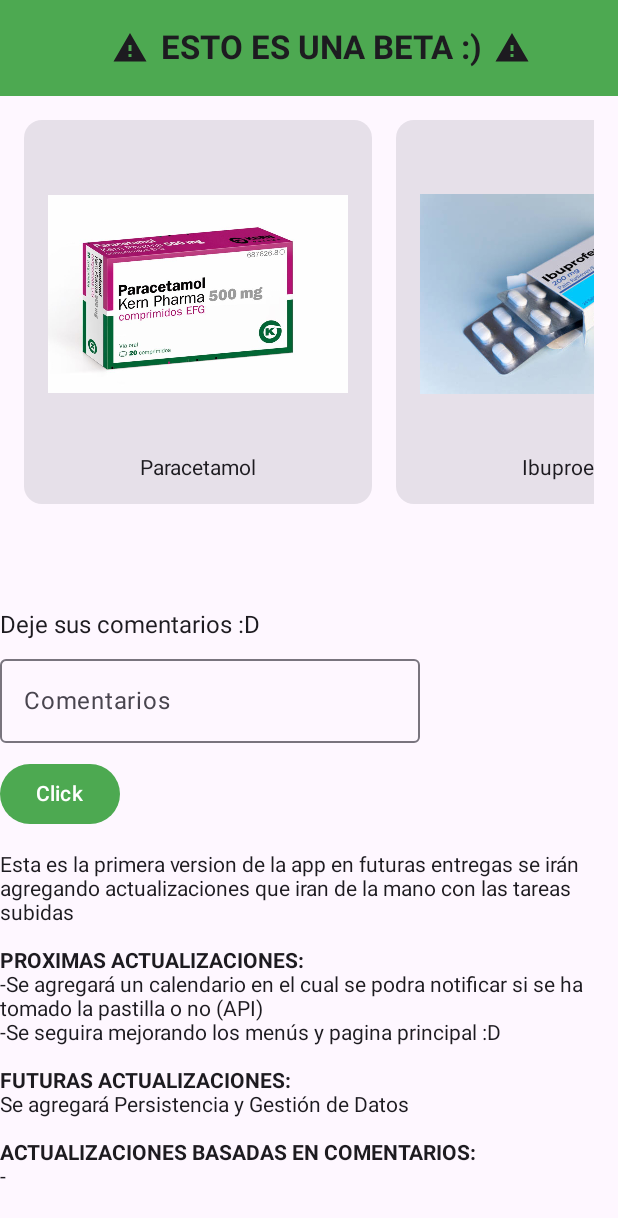
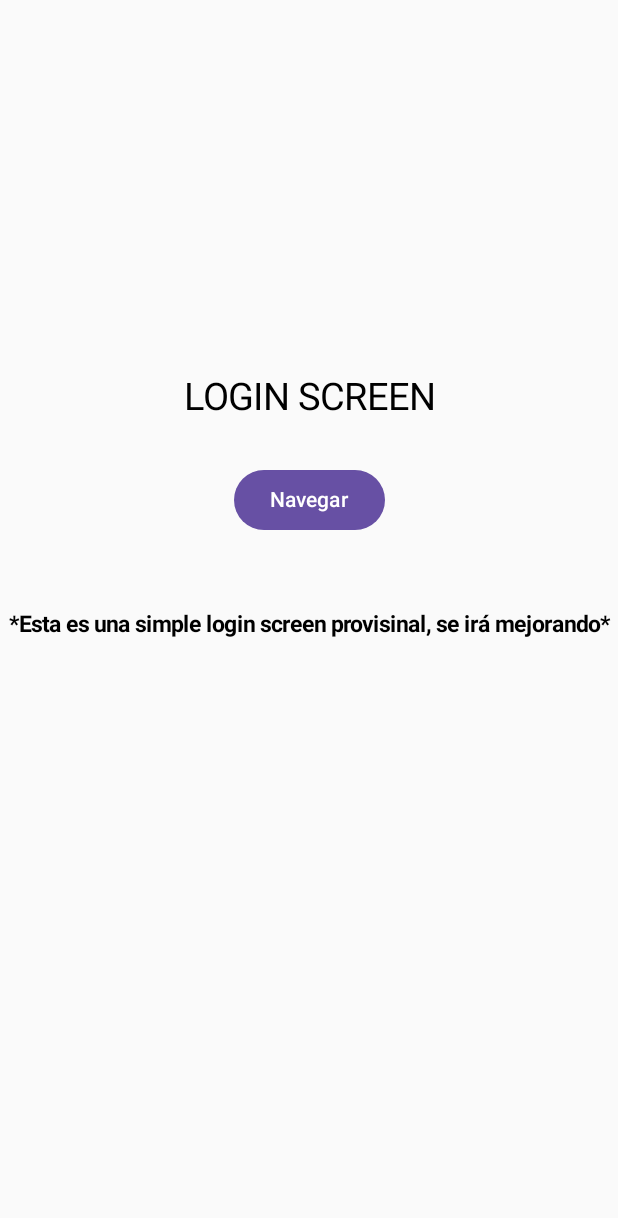
Before and after one commit to Xaviervl/PastillasApp, an Android app built with Jetpack Compose: the screen it shows after launch (MainActivity), on a phone screen of 412 x 824 dp. Shown: the top 1218 px of the screen. Run offline under Robolectric (Android 15) with nearby library versions, the phone set to English and light mode, and no system bars.

Commit message:
Se agrega una navegación basica con NavController, un "Login" que solo es una pantalla que dice login xD con un boton que te lleva a la pantalla Main donde esta la mayoria del codigo, el siguiente paso es crear mas pantallas, que se desplieguen una vez le das click a cualquier item del carrusel de Cards

```diff
--- a/app/build.gradle.kts
+++ b/app/build.gradle.kts
@@ -2,6 +2,8 @@ plugins {
     alias(libs.plugins.android.application)
     alias(libs.plugins.kotlin.android)
     alias(libs.plugins.kotlin.compose)
+    kotlin("plugin.serialization") version "2.0.0"
+
 }
 
 android {
@@ -57,6 +59,7 @@ dependencies {
     debugImplementation(libs.androidx.ui.tooling)
     debugImplementation(libs.androidx.ui.test.manifest)
 
+    implementation(libs.jetbrains.kotlinx.serialization.json)
     implementation(libs.coil.compose)
-
+    implementation(libs.androidx.navigation.compose)
 }
--- /dev/null
+++ b/app/src/main/java/com/example/pastillasapp/LoginScreen.kt
@@ -0,0 +1,27 @@
+package com.example.pastillasapp
+
+import androidx.compose.foundation.layout.Column
+import androidx.compose.foundation.layout.fillMaxSize
+import androidx.compose.material3.Button
+import androidx.compose.material3.Text
+import androidx.compose.runtime.Composable
+import androidx.compose.ui.Alignment
+import androidx.compose.ui.Modifier
+import androidx.compose.ui.res.stringResource
+import androidx.compose.ui.text.font.FontWeight
+import androidx.compose.ui.unit.sp
+import org.intellij.lang.annotations.JdkConstants.HorizontalAlignment
+
+@Composable
+fun LoginScreen(navigatetoMain : () -> Unit){
+    Column(modifier = Modifier.fillMaxSize(), horizontalAlignment =  Alignment.CenterHorizontally) {
+        espaciador(250)
+        Text( text = stringResource(id = R.string.login), fontSize = 25.sp)
+        espaciador(30)
+        Button(onClick = {navigatetoMain()}) {
+            Text(text = "Navegar")
+        }
+        espaciador(50)
+        Text( text = stringResource(id = R.string.loginad), fontSize = 15.sp, fontWeight = FontWeight.Bold)
+    }
+}
--- a/app/src/main/java/com/example/pastillasapp/MainActivity.kt
+++ b/app/src/main/java/com/example/pastillasapp/MainActivity.kt
@@ -17,6 +17,7 @@ import androidx.compose.foundation.layout.fillMaxWidth
 import androidx.compose.foundation.layout.height
 import androidx.compose.foundation.layout.padding
 import androidx.compose.foundation.layout.size
+import androidx.compose.foundation.lazy.LazyColumn
 import androidx.compose.foundation.lazy.LazyRow
 import androidx.compose.material.icons.Icons
 import androidx.compose.material.icons.filled.Warning
@@ -46,32 +47,40 @@ import androidx.compose.ui.text.style.TextAlign
 import androidx.compose.ui.tooling.preview.Preview
 import androidx.compose.ui.unit.dp
 import androidx.compose.ui.unit.sp
+import com.example.pastillasapp.navegacion.NavigationWrapper
 
 class MainActivity : ComponentActivity() {
     override fun onCreate(savedInstanceState: Bundle?) {
         super.onCreate(savedInstanceState)
         enableEdgeToEdge()
         setContent {
-            vista()
+            NavigationWrapper()
         }
     }
 }
 
 @SuppressLint("UnusedMaterial3ScaffoldPaddingParameter")
-@Preview(showBackground = true)
 @Composable
 fun vista() {
     Scaffold(
         topBar = { top() },
         content = { paddingValues ->
-            Column(
+            LazyColumn(
                 modifier = Modifier
                     .fillMaxSize()
                     .padding(paddingValues)
             ) {
+                item {
                     carrusel()
+                }
+
+                item {
                     espaciador(55)
+                }
+
+                item {
                     comentarios()
+                }
             }
         }
     )
--- /dev/null
+++ b/app/src/main/java/com/example/pastillasapp/navegacion/NavigationWrapper.kt
@@ -0,0 +1,26 @@
+package com.example.pastillasapp.navegacion
+
+import androidx.compose.runtime.Composable
+import androidx.navigation.compose.NavHost
+import androidx.navigation.compose.composable
+import androidx.navigation.compose.rememberNavController
+import com.example.pastillasapp.LoginScreen
+import com.example.pastillasapp.MainActivity
+import com.example.pastillasapp.vista
+
+
+@Composable
+fun NavigationWrapper(){
+    val navController = rememberNavController()
+    NavHost(navController = navController, startDestination = Login ){
+        composable<Login> {
+            LoginScreen {
+                navController.navigate(Main)
+            }
+        }
+        composable<Main> {
+            vista()
+        }
+    }
+
+}
--- /dev/null
+++ b/app/src/main/java/com/example/pastillasapp/navegacion/Screens.kt
@@ -0,0 +1,9 @@
+package com.example.pastillasapp.navegacion
+
+import kotlinx.serialization.Serializable
+
+@Serializable
+data object Login
+
+@Serializable
+data object Main
--- a/app/src/main/res/values/strings.xml
+++ b/app/src/main/res/values/strings.xml
@@ -19,4 +19,8 @@
     <string name="p3_1">Se agregará Persistencia y Gestión de Datos\n</string>
     <string name="p4">ACTUALIZACIONES BASADAS EN COMENTARIOS:</string>
 
+
+    <string name="login">LOGIN SCREEN</string>
+    <string name="loginad">*Esta es una simple login screen provisinal, se irá mejorando*</string>
+
 </resources>
--- a/gradle/libs.versions.toml
+++ b/gradle/libs.versions.toml
@@ -6,13 +6,17 @@ coreKtx = "1.15.0"
 junit = "4.13.2"
 junitVersion = "1.2.1"
 espressoCore = "3.6.1"
+kotlinxSerializationJson = "1.6.0"
 lifecycleRuntimeKtx = "2.8.7"
 activityCompose = "1.9.3"
 composeBom = "2024.04.01"
+navigationCompose = "2.8.7"
+kotlinxSerialization = "1.8.0"
 
 [libraries]
 androidx-core-ktx = { group = "androidx.core", name = "core-ktx", version.ref = "coreKtx" }
 coil-compose = { module = "io.coil-kt.coil3:coil-compose", version.ref = "coilCompose" }
+jetbrains-kotlinx-serialization-json = { module = "org.jetbrains.kotlinx:kotlinx-serialization-json", version.ref = "kotlinxSerializationJson" }
 junit = { group = "junit", name = "junit", version.ref = "junit" }
 androidx-junit = { group = "androidx.test.ext", name = "junit", version.ref = "junitVersion" }
 androidx-espresso-core = { group = "androidx.test.espresso", name = "espresso-core", version.ref = "espressoCore" }
@@ -27,7 +31,12 @@ androidx-ui-test-manifest = { group = "androidx.compose.ui", name = "ui-test-man
 androidx-ui-test-junit4 = { group = "androidx.compose.ui", name = "ui-test-junit4" }
 androidx-material3 = { group = "androidx.compose.material3", name = "material3" }
 
+androidx-navigation-compose = { module = "androidx.navigation:navigation-compose", version.ref = "navigationCompose" }
+kotlinx-serialization-json = { module = "org.jetbrains.kotlinx:kotlin-serialization-json", version.ref = "kotlinxSerialization" }
+
 [plugins]
 android-application = { id = "com.android.application", version.ref = "agp" }
 kotlin-android = { id = "org.jetbrains.kotlin.android", version.ref = "kotlin" }
 kotlin-compose = { id = "org.jetbrains.kotlin.plugin.compose", version.ref = "kotlin" }
+
+jetbrainsKotlinSerialization = { id = "org.jetbrains.kotlin.plugin.serialization", version.ref = "kotlin" }
```
Lines whose indentation alone changed are shown as unchanged.
